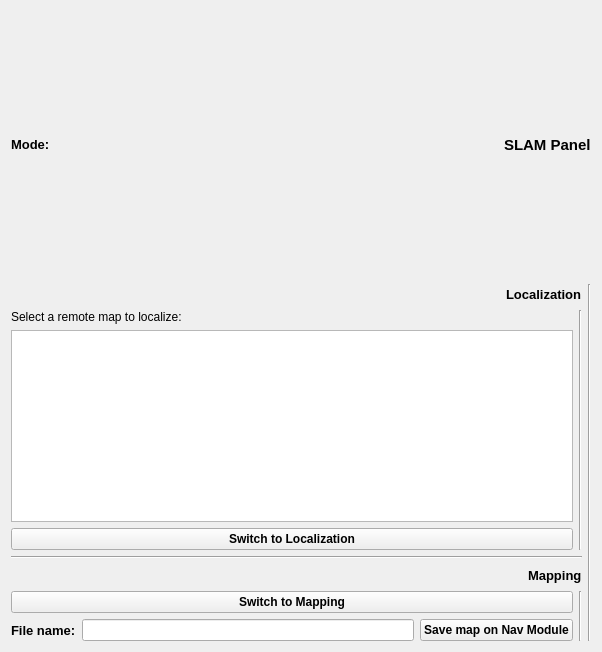
This is rr_viz/src/rr_viz/widgets/mission_dashboard/mapping/slam_supervisor.ui in Ross-Robotics/rr_viz as Qt 5 draws it before an edit. The edited form follows.
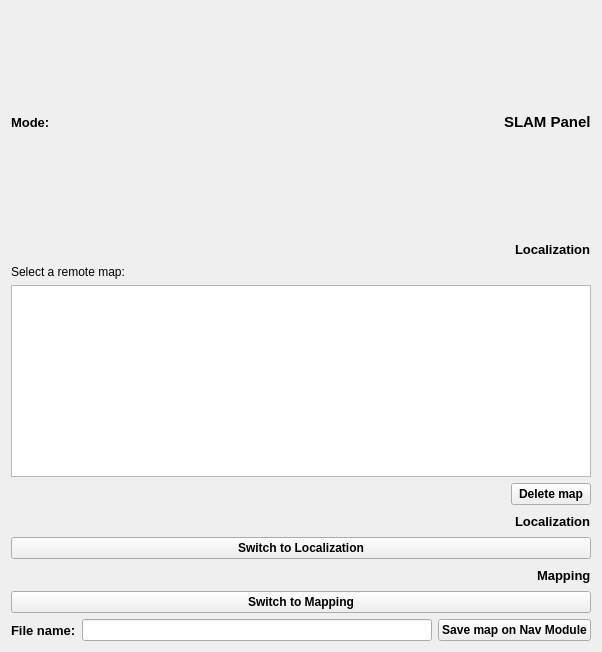
This is the edited form. Custom widgets are drawn as their Qt base class.

Commit message: creation of delete map service (WIP)

```diff
--- a/rr_viz/src/rr_viz/widgets/mission_dashboard/mapping/slam_supervisor.ui
+++ b/rr_viz/src/rr_viz/widgets/mission_dashboard/mapping/slam_supervisor.ui
@@ -136,7 +136,7 @@
               </font>
              </property>
              <property name="text">
-              <string>Select a remote map to localize:</string>
+              <string>Select a remote map:</string>
              </property>
             </widget>
            </item>
@@ -157,27 +157,68 @@
             </widget>
            </item>
            <item>
-            <widget class="QPushButton" name="switchToLocalizationButton">
-             <property name="text">
-              <string>Switch to Localization</string>
-             </property>
-            </widget>
+            <layout class="QHBoxLayout" name="horizontalLayout_8">
+             <item>
+              <spacer name="horizontalSpacer_4">
+               <property name="orientation">
+                <enum>Qt::Horizontal</enum>
+               </property>
+               <property name="sizeHint" stdset="0">
+                <size>
+                 <width>40</width>
+                 <height>20</height>
+                </size>
+               </property>
+              </spacer>
+             </item>
+             <item>
+              <widget class="QPushButton" name="deleteMapButton">
+               <property name="text">
+                <string>Delete map</string>
+               </property>
+              </widget>
+             </item>
+            </layout>
            </item>
           </layout>
          </item>
+        </layout>
+       </item>
+       <item>
+        <layout class="QHBoxLayout" name="horizontalLayout_4">
          <item>
-          <widget class="Line" name="line_3">
+          <spacer name="horizontalSpacer_4">
            <property name="orientation">
-            <enum>Qt::Vertical</enum>
+            <enum>Qt::Horizontal</enum>
+           </property>
+           <property name="sizeHint" stdset="0">
+            <size>
+             <width>40</width>
+             <height>20</height>
+            </size>
+           </property>
+          </spacer>
+         </item>
+         <item>
+          <widget class="QLabel" name="label_3">
+           <property name="font">
+            <font>
+             <pointsize>10</pointsize>
+             <weight>75</weight>
+             <bold>true</bold>
+            </font>
+           </property>
+           <property name="text">
+            <string>Localization</string>
            </property>
           </widget>
          </item>
         </layout>
        </item>
        <item>
-        <widget class="Line" name="line">
-         <property name="orientation">
-          <enum>Qt::Horizontal</enum>
+        <widget class="QPushButton" name="switchToLocalizationButton">
+         <property name="text">
+          <string>Switch to Localization</string>
          </property>
         </widget>
        </item>
@@ -254,24 +295,10 @@
            </item>
           </layout>
          </item>
-         <item>
-          <widget class="Line" name="line_4">
-           <property name="orientation">
-            <enum>Qt::Vertical</enum>
-           </property>
-          </widget>
-         </item>
         </layout>
        </item>
       </layout>
      </item>
-     <item>
-      <widget class="Line" name="line_2">
-       <property name="orientation">
-        <enum>Qt::Vertical</enum>
-       </property>
-      </widget>
-     </item>
     </layout>
    </item>
   </layout>
```
The commit also changes 1 other file.
